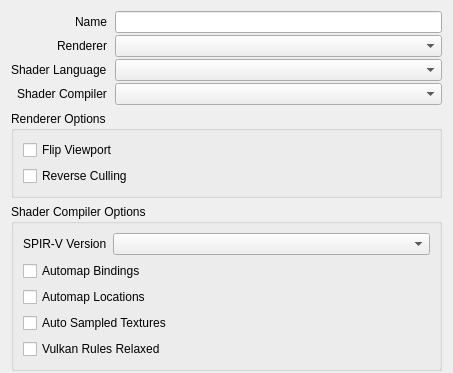
Qt form src/session/properties/SessionProperties.ui (houmain/gpupad) before a commit; both pictures show x 0 to 453 and y 0 to 373 of the 453 by 572 pixel window.
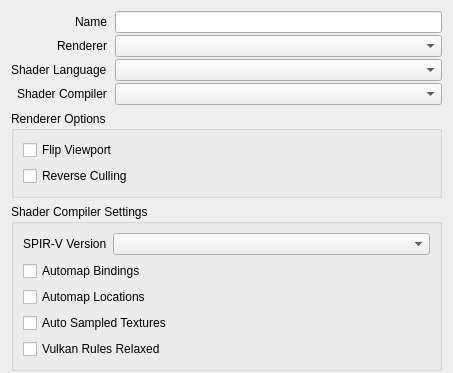
The same form after that commit. Custom widgets are drawn as their Qt base class.

Commit message: More work on shader compiler settings

```diff
--- a/src/session/properties/SessionProperties.ui
+++ b/src/session/properties/SessionProperties.ui
@@ -102,7 +102,7 @@
    <item>
     <widget class="QGroupBox" name="shaderCompilerOptions">
      <property name="title">
-      <string>Shader Compiler Options</string>
+      <string>Shader Compiler Settings</string>
      </property>
      <layout class="QGridLayout" name="gridLayout_2">
       <item row="1" column="0">
```
Left out of the diff: 4 changed lines with no effect on the pictures. The commit also changes 9 other files.
